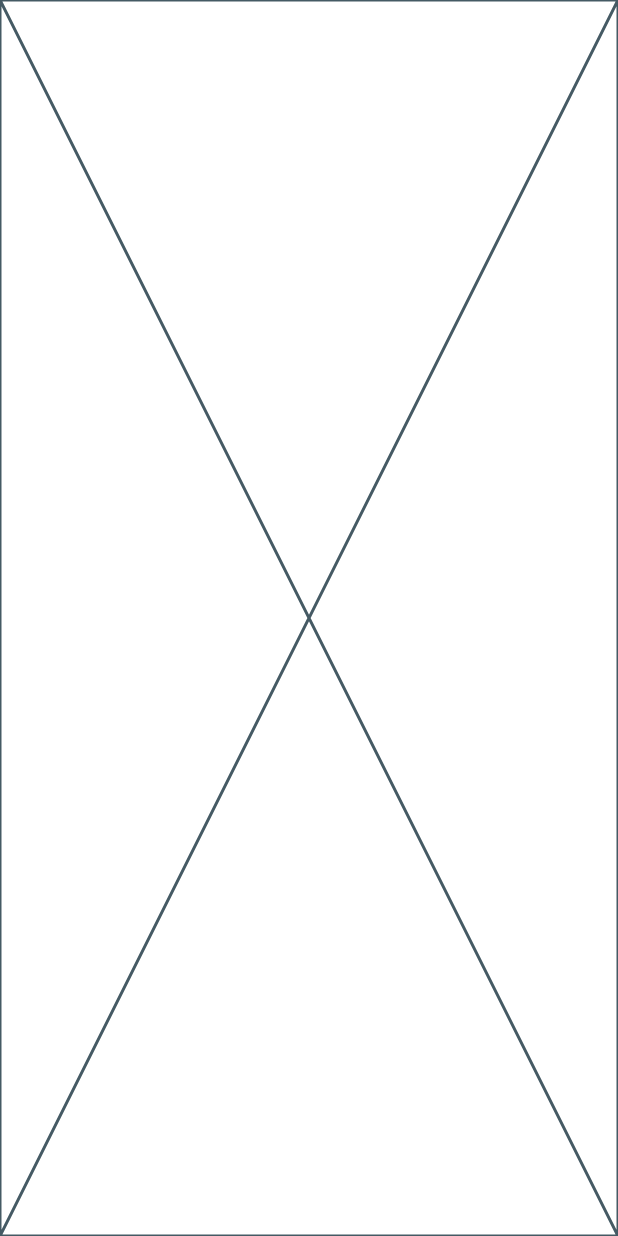
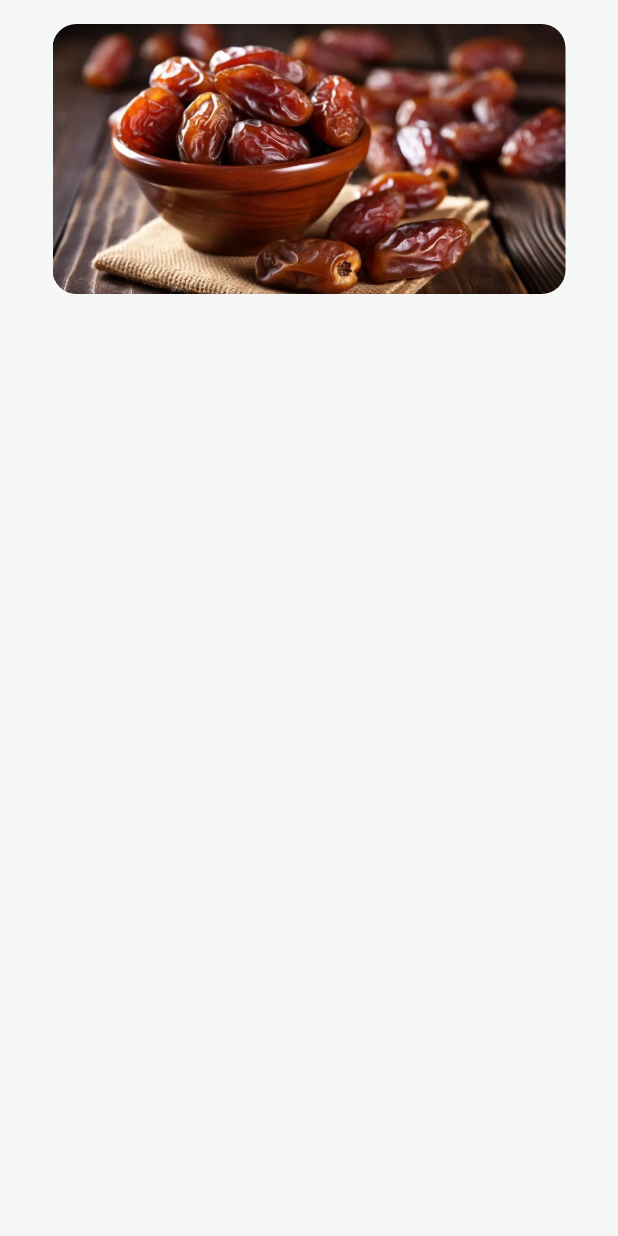
Before and after one commit to Siyah-Dev/workmate_test, a Flutter app: the screen it shows after launch, on a phone screen of 412 x 824 dp. Run offline on Flutter 3.47's test engine with Material 3 defaults, Android fonts, the phone set to English and light mode, and no system bars; drawn by our look-alikes of carousel_slider; our stand-ins replace flutter_riverpod.

Commit message:
home carousel

```diff
--- /dev/null
+++ b/devtools_options.yaml
@@ -0,0 +1,3 @@
+description: This file stores settings for Dart & Flutter DevTools.
+documentation: https://docs.flutter.dev/tools/devtools/extensions#configure-extension-enablement-states
+extensions:
--- a/lib/features/home/presentation/screens/home_screen.dart
+++ b/lib/features/home/presentation/screens/home_screen.dart
@@ -1,10 +1,29 @@
+import 'package:ch_centre/features/home/presentation/controllers/home_controller.dart';
 import 'package:flutter/material.dart';
+import 'package:flutter_riverpod/flutter_riverpod.dart';
+import '../../../../core/theme/app_colors.dart';
+import '../widgets/home_carousel.dart';
 
-class HomeScreen extends StatelessWidget {
+class HomeScreen extends ConsumerWidget {
   const HomeScreen({super.key});
 
   @override
-  Widget build(BuildContext context) {
-    return const Placeholder();
+  Widget build(BuildContext context, WidgetRef ref) {
+
+    return Scaffold(
+      backgroundColor: AppColors.background,
+      body: SafeArea(
+        child: SingleChildScrollView(
+          padding: const EdgeInsets.all(16),
+          child: Column(
+            children: [
+              const HomeCarousel(),
+              const SizedBox(height: 20),
+
+            ],
+          ),
+        ),
+      ),
+    );
   }
 }
--- /dev/null
+++ b/lib/features/home/presentation/widgets/home_carousel.dart
@@ -0,0 +1,29 @@
+import 'package:carousel_slider/carousel_slider.dart';
+import 'package:flutter/material.dart';
+
+class HomeCarousel extends StatelessWidget {
+  const HomeCarousel({super.key});
+
+  @override
+  Widget build(BuildContext context) {
+    return CarouselSlider(
+      items: List.generate(
+        3,
+        (index) => ClipRRect(
+          borderRadius: BorderRadius.circular(16),
+          child: Image.asset(
+            'assets/images/carousel_img_${index + 1}.webp',
+            fit: BoxFit.cover,
+            width: double.infinity,
+          ),
+        ),
+      ),
+      options: CarouselOptions(
+        height: 180,
+        autoPlay: true,
+        enlargeCenterPage: true,
+        viewportFraction: 0.9,
+      ),
+    );
+  }
+}
--- a/pubspec.yaml
+++ b/pubspec.yaml
@@ -29,9 +29,9 @@ flutter:
 
   uses-material-design: true
 
-  # assets:
-  #   - images/a_dot_burr.jpeg
-  #   - images/a_dot_ham.jpeg
+  assets:
+    - assets/images/
+
 
 
   # fonts:
```
Also changed, not shown: lib/features/home/presentation/controllers/home_controller.dart (+8 -0 lines), lib/features/home/presentation/controllers/home_state.dart (+24 -4 lines), assets/images/carousel_img_1.webp (added), assets/images/carousel_img_2.webp (added), assets/images/carousel_img_3.webp (added).
